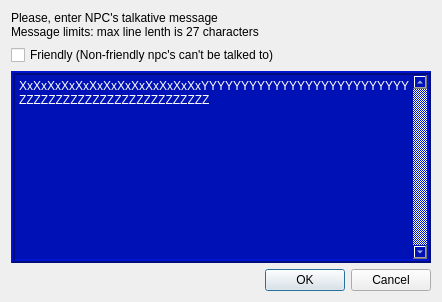
This is Editor/editing/_scenes/level/itemmsgbox.ui in WohlSoft/Moondust-Project as Qt 5 draws it before an edit. The edited form follows.
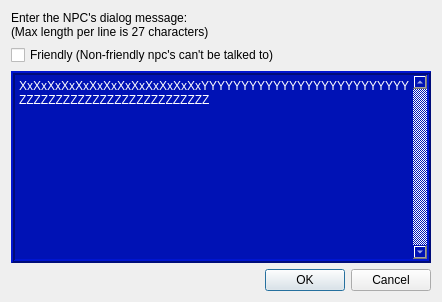
This is the edited form. Icons and pictures are not drawn.

```diff
--- a/Editor/editing/_scenes/level/itemmsgbox.ui
+++ b/Editor/editing/_scenes/level/itemmsgbox.ui
@@ -7,7 +7,7 @@
     <x>0</x>
     <y>0</y>
     <width>444</width>
-    <height>266</height>
+    <height>271</height>
    </rect>
   </property>
   <property name="windowTitle">
@@ -27,8 +27,8 @@
       <string>&lt;html&gt;&lt;head/&gt;&lt;body&gt;&lt;p&gt;This is a message, what will be displayed if player will do talk with this NPC.&lt;/p&gt;&lt;p&gt;&lt;span style=&quot; font-weight:600;&quot;&gt;Note:&lt;/span&gt; All quotes and new-line characters will be removed.&lt;/p&gt;&lt;/body&gt;&lt;/html&gt;</string>
      </property>
      <property name="text">
-      <string>Please, enter NPC's talkative message
-Message limits: max line lenth is 27 characters</string>
+      <string>Enter the NPC's dialog message:
+(Max length per line is 27 characters)</string>
      </property>
     </widget>
    </item>
```
